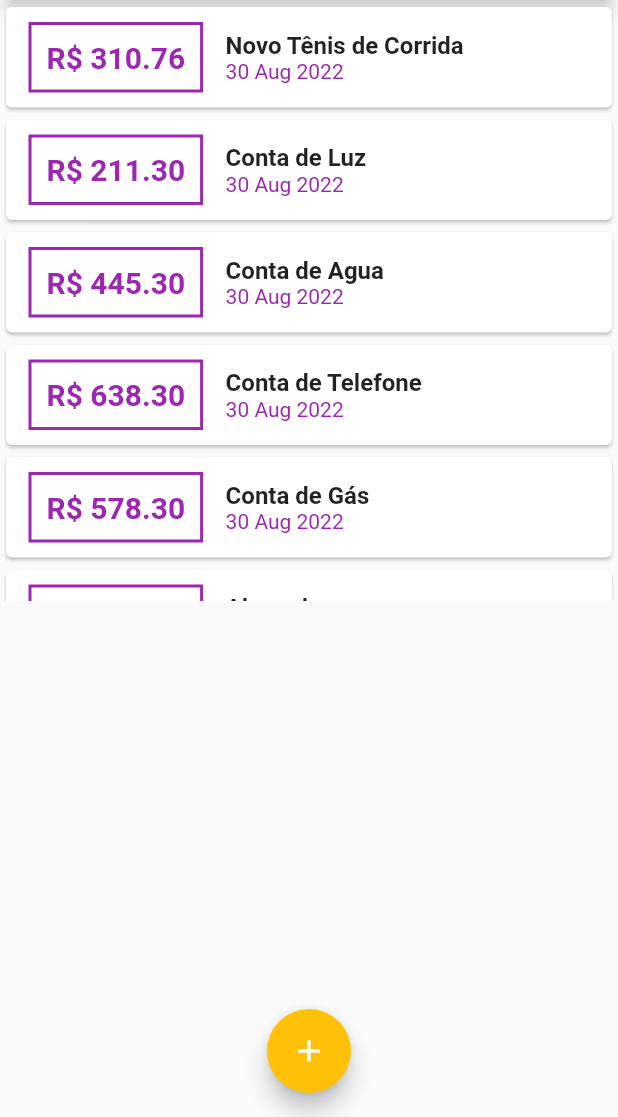
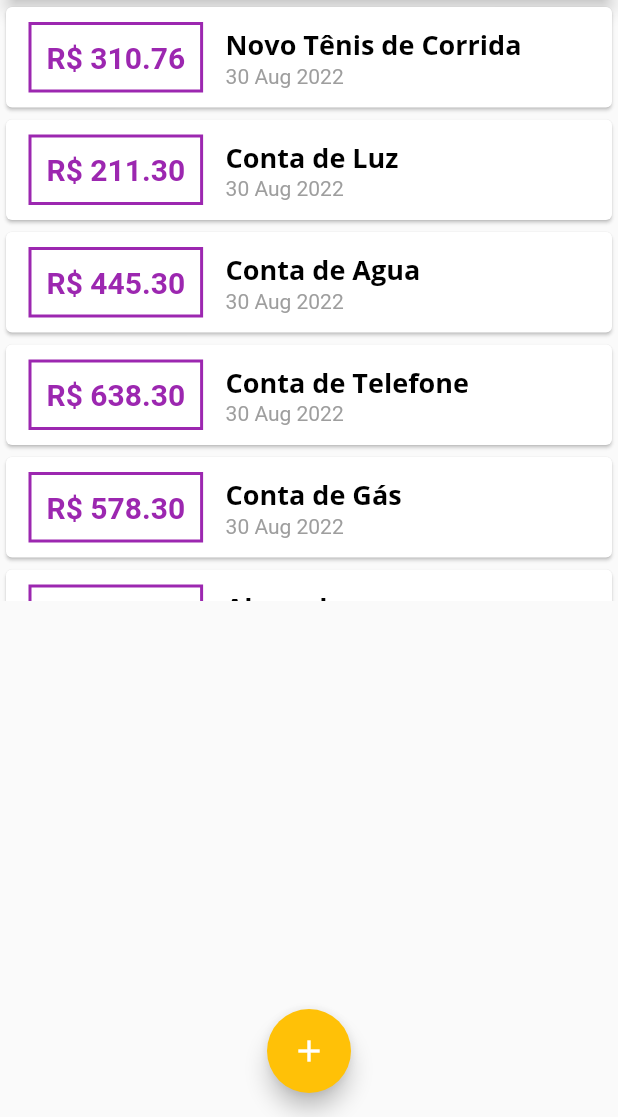
Before and after one commit to waitoair/expenses, a Flutter app: the screen it shows after launch, on a phone screen of 412 x 824 dp, the part 119-1236 px from its top. Run offline on Flutter 3.47's test engine with Material 2 defaults, Android fonts, the phone set to English and light mode, and no system bars.

Commit message:
feat: adds conditional on no transactions

```diff
--- a/lib/components/transaction_list.dart
+++ b/lib/components/transaction_list.dart
@@ -1,4 +1,3 @@
-import 'package:flutter/cupertino.dart';
 import 'package:flutter/material.dart';
 import 'package:intl/intl.dart';
 import '../models/transaction.dart';
@@ -12,7 +11,22 @@ class TransactionList extends StatelessWidget {
   Widget build(BuildContext context) {
     return Container(
       height: 400,
-      child: ListView.builder(
+      child: transactions.isEmpty ? Column(
+        children: <Widget>[
+          SizedBox(height: 20),
+          Text(
+            "Nenhuma Transacao Cadastrada!",
+            style: Theme.of(context).textTheme.headline6,
+          ),
+          SizedBox(height: 20),
+          Container(
+            height: 200,
+            child: Image.asset('assets/images/waiting.png',
+              fit: BoxFit.cover,
+            ),
+          )
+        ],
+      ) : ListView.builder(
         itemCount: transactions.length,
         itemBuilder: (ctx, index) {
           final transaction = transactions[index];
@@ -45,15 +59,12 @@ class TransactionList extends StatelessWidget {
                   children: <Widget>[
                     Text(
                       transaction.title,
-                      style: const TextStyle(
-                        fontWeight: FontWeight.bold,
-                        fontSize: 16,
-                      ),
+                      style: Theme.of(context).textTheme.headline6,
                     ),
                     Text(
                       DateFormat('d MMM y').format(transaction.date),
-                      style: TextStyle(
-                        color: Theme.of(context).colorScheme.primary,
+                      style: const TextStyle(
+                        color: Colors.grey,
                       ),
                     ),
                   ],
```
